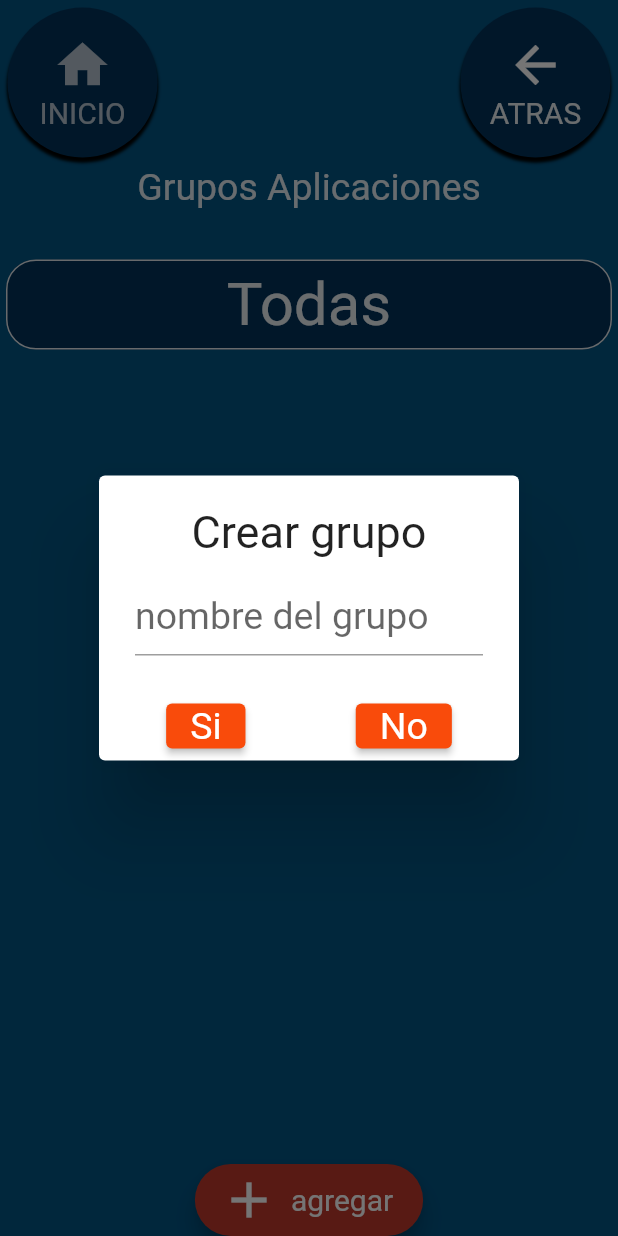
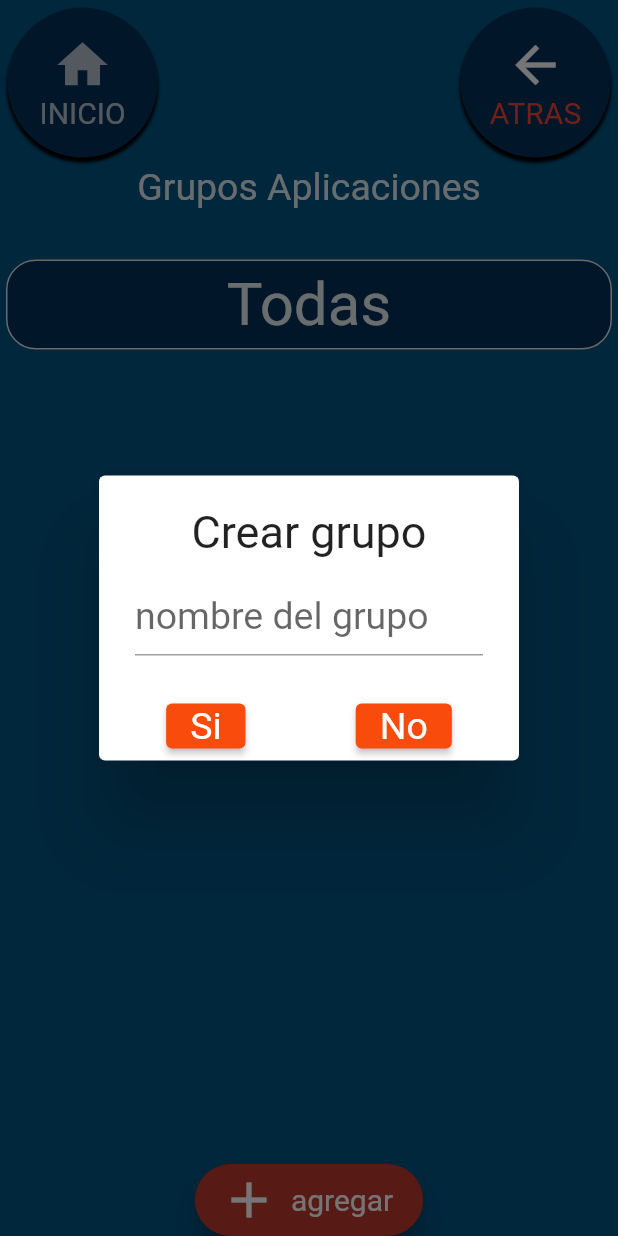
Before and after one commit to hualde666/piproyNuevo, a Flutter app: the ApiGruposPage screen opened by its route, after a tap on "agregar", on a phone screen of 412 x 824 dp. Run offline on Flutter 3.47's test engine with Material 2 defaults, Android fonts, the phone set to English and light mode, and no system bars; our stand-ins replace audioplayers, contacts_service, location, permission_handler, shared_preferences, sqflite and 1 more; missing offline and left inert: device_apps, flutter_phone_direct_caller, telephony; accounts and stored records are empty.

Commit message:
prueba git

```diff
--- a/lib/scr/widgets/boton_verde.dart
+++ b/lib/scr/widgets/boton_verde.dart
@@ -32,9 +32,7 @@ Widget botonBackHeader(BuildContext context, String pagina) {
           Icon(Icons.arrow_back_outlined, size: icon),
           Text(
             'ATRAS',
-            style: TextStyle(
-              fontSize: font,
-            ),
+            style: TextStyle(fontSize: font, color: Colors.red),
           )
         ],
       ),
```
